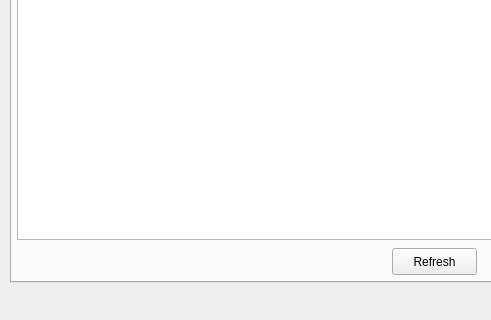
Old version of the form mainwindow.ui in the repository Weemy96/slms; both pictures show x 0 to 491 and y 137 to 457 of the 718 by 457 pixel window.
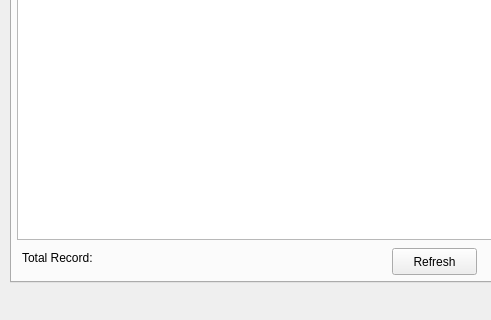
New version of the form. The open tabs and pages were chosen to show the change.

Patch:
```diff
--- a/mainwindow.ui
+++ b/mainwindow.ui
@@ -351,6 +351,19 @@
        <string>Delete</string>
       </property>
      </widget>
+     <widget class="QLabel" name="lbl_total_record">
+      <property name="geometry">
+       <rect>
+        <x>10</x>
+        <y>330</y>
+        <width>331</width>
+        <height>19</height>
+       </rect>
+      </property>
+      <property name="text">
+       <string>Total Record: </string>
+      </property>
+     </widget>
     </widget>
    </widget>
   </widget>
```
Left out of the diff: 4 changed lines with no effect on the pictures.
